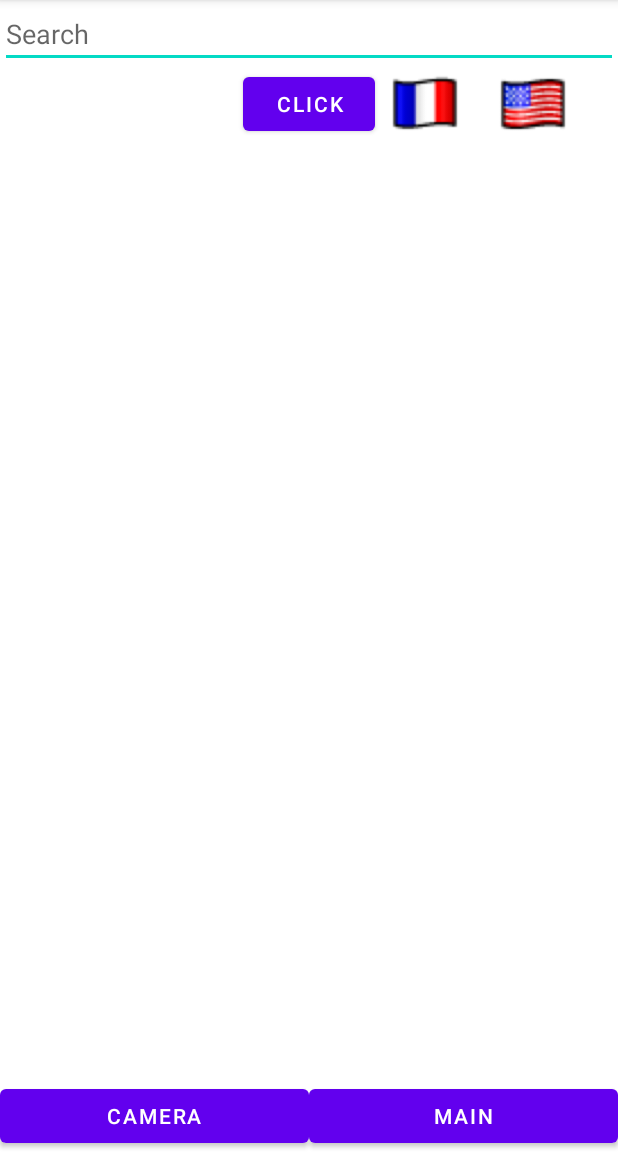
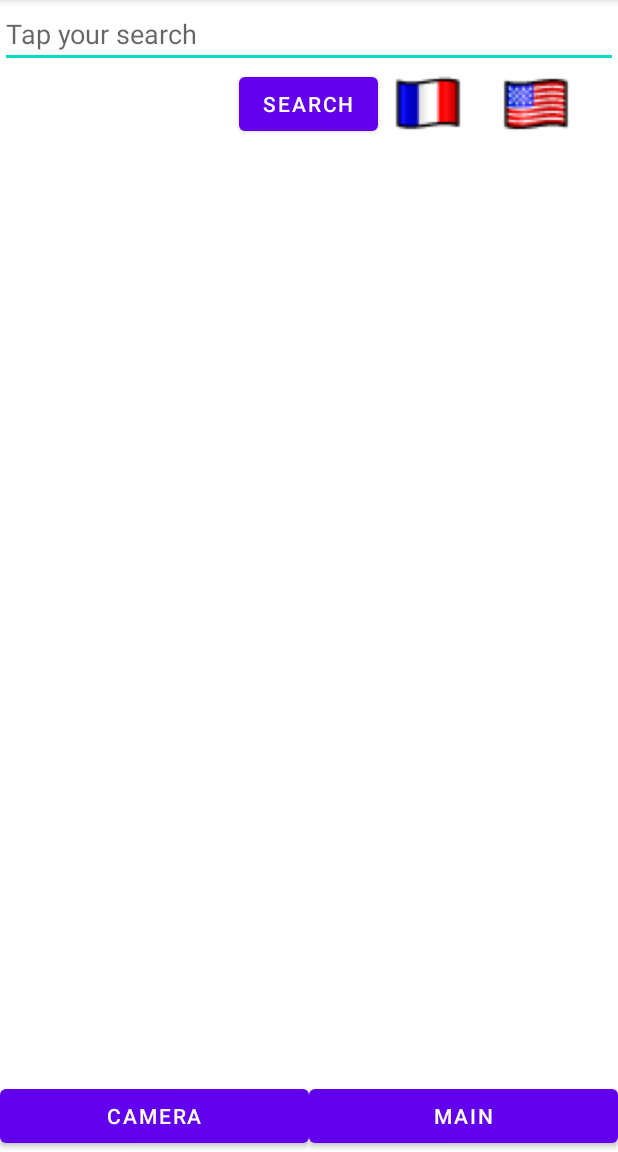
Before and after one commit to DCHICHE/android-intech-2020, an Android app: the screen it shows after launch (MainActivity), on a phone screen of 412 x 824 dp, the part 84-1236 px from its top. Run offline under Robolectric (Android 15) with nearby library versions, the phone set to English and light mode, and no system bars; our stand-ins replace Picasso, RxJava; pictures from the network do not load.

Commit message:
change somes text

```diff
--- a/app/build.gradle
+++ b/app/build.gradle
@@ -20,6 +20,7 @@ android {
     buildTypes {
         release {
             minifyEnabled false
+            debuggable true
             proguardFiles getDefaultProguardFile('proguard-android-optimize.txt'), 'proguard-rules.pro'
             buildConfigField "String","BASE_URL",BASE_URL
             buildConfigField "String","API_KEY",API_KEY
--- a/app/src/main/AndroidManifest.xml
+++ b/app/src/main/AndroidManifest.xml
@@ -13,6 +13,7 @@
 
     <application
         android:allowBackup="true"
+        android:screenOrientation="portrait"
         android:icon="@mipmap/ic_launcher"
         android:label="@string/app_name"
         android:roundIcon="@mipmap/ic_launcher_round"
--- a/app/src/main/res/layout/activity_main.xml
+++ b/app/src/main/res/layout/activity_main.xml
@@ -12,7 +12,7 @@
         android:id="@+id/searchMovie"
         android:layout_width="match_parent"
         android:layout_height="wrap_content"
-        android:hint="Search"
+        android:hint="@string/search_placeholder"
         android:inputType="text"/>
 
     <Button
@@ -22,7 +22,7 @@
         android:layout_below="@+id/searchMovie"
         android:layout_centerInParent="true"
         android:layout_gravity="center"
-        android:text="click"/>
+        android:text="@string/search"/>
 
     <RelativeLayout
         android:id="@+id/languageChange"
--- a/app/src/main/res/values/strings.xml
+++ b/app/src/main/res/values/strings.xml
@@ -7,4 +7,6 @@
     <string name="similar_movie">Similar Movie</string>
     <string name="like_button">You liked the movie : </string>
     <string name="unlike_button">You removed your like of the movie :</string>
+    <string name="search">Search</string>
+    <string name="search_placeholder">Tap your search</string>
 </resources>
```
Also changed, not shown: 1 other file.
